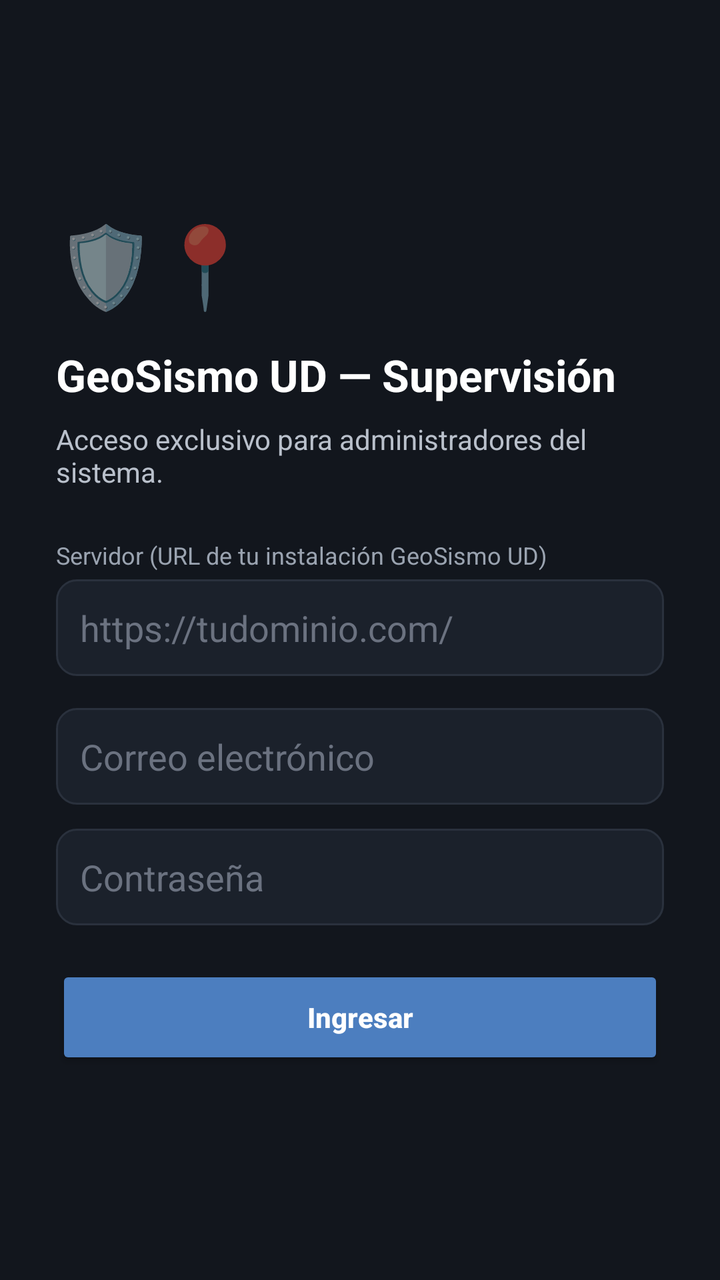
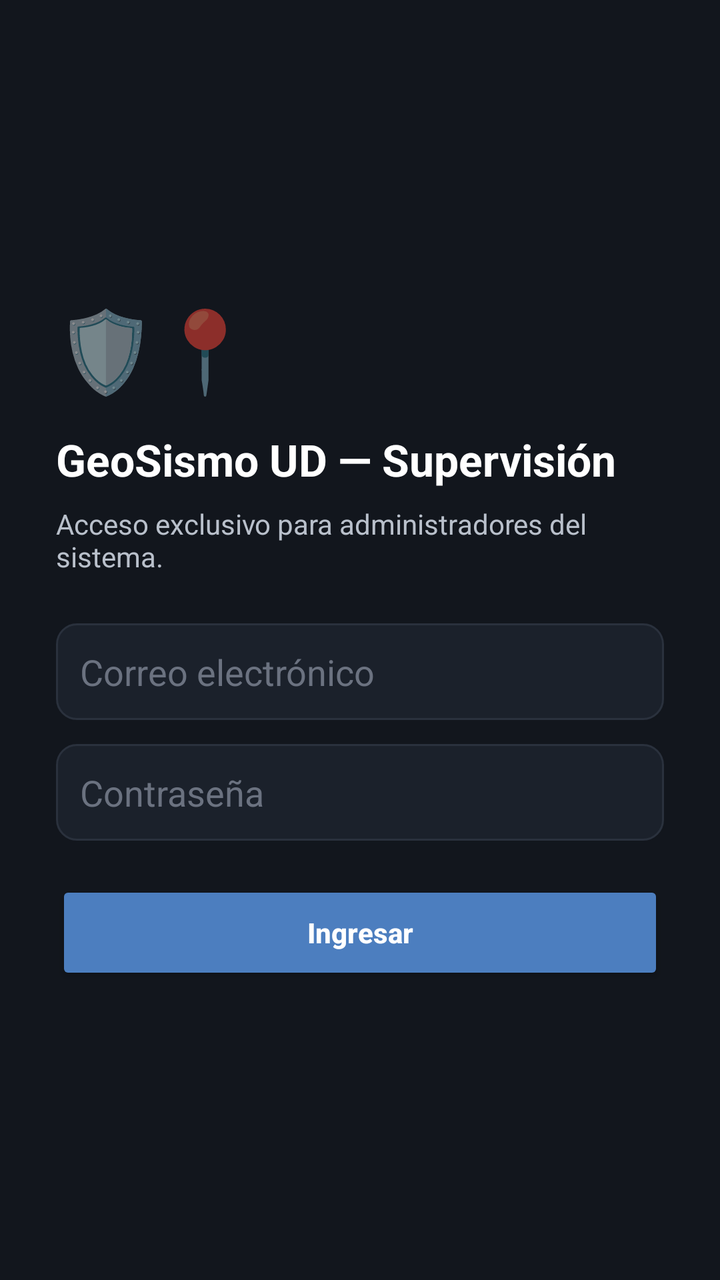

Screens rendered from an Android XML layout before and after an edit, with the pre-edit source and the edit as a unified diff.
<!-- AndroidManifest.xml: activity theme Theme.GeoSismoSupervisor -->
<!-- res/layout/activity_login.xml -->
<?xml version="1.0" encoding="utf-8"?>
<ScrollView xmlns:android="http://schemas.android.com/apk/res/android"
    android:layout_width="match_parent"
    android:layout_height="match_parent"
    android:background="@color/night"
    android:fillViewport="true">

    <LinearLayout
        android:layout_width="match_parent"
        android:layout_height="wrap_content"
        android:orientation="vertical"
        android:padding="28dp"
        android:gravity="center_vertical">

        <TextView
            android:layout_width="wrap_content"
            android:layout_height="wrap_content"
            android:text="🛡️📍"
            android:textSize="40sp"
            android:layout_marginBottom="14dp" />

        <TextView
            android:layout_width="match_parent"
            android:layout_height="wrap_content"
            android:text="@string/login_titulo"
            android:textColor="@color/white"
            android:textSize="22sp"
            android:textStyle="bold"
            android:layout_marginBottom="8dp" />

        <TextView
            android:layout_width="match_parent"
            android:layout_height="wrap_content"
            android:text="@string/login_subtitulo"
            android:textColor="#B9C0CB"
            android:textSize="14sp"
            android:layout_marginBottom="24dp" />

        <TextView
            android:id="@+id/txtError"
            android:layout_width="match_parent"
            android:layout_height="wrap_content"
            android:textColor="@color/rojo"
            android:background="#2A1512"
            android:padding="10dp"
            android:visibility="gone"
            android:layout_marginBottom="14dp" />

        <TextView
            android:layout_width="wrap_content"
            android:layout_height="wrap_content"
            android:text="@string/login_servidor"
            android:textColor="#9AA3B0"
            android:textSize="12sp"
            android:layout_marginBottom="4dp" />

        <EditText
            android:id="@+id/inputServidor"
            android:layout_width="match_parent"
            android:layout_height="wrap_content"
            android:hint="https://tudominio.com/"
            android:textColorHint="#6B7280"
            android:textColor="@color/white"
            android:background="@drawable/bg_campo_oscuro"
            android:inputType="textUri"
            android:padding="12dp"
            android:layout_marginBottom="16dp" />

        <EditText
            android:id="@+id/inputEmail"
            android:layout_width="match_parent"
            android:layout_height="wrap_content"
            android:hint="@string/login_email"
            android:textColorHint="#6B7280"
            android:textColor="@color/white"
            android:background="@drawable/bg_campo_oscuro"
            android:inputType="textEmailAddress"
            android:padding="12dp"
            android:layout_marginBottom="12dp" />

        <EditText
            android:id="@+id/inputPassword"
            android:layout_width="match_parent"
            android:layout_height="wrap_content"
            android:hint="@string/login_password"
            android:textColorHint="#6B7280"
            android:textColor="@color/white"
            android:background="@drawable/bg_campo_oscuro"
            android:inputType="textPassword"
            android:padding="12dp"
            android:layout_marginBottom="20dp" />

        <Button
            android:id="@+id/btnLogin"
            android:layout_width="match_parent"
            android:layout_height="52dp"
            android:text="@string/login_boton"
            android:textAllCaps="false"
            android:textStyle="bold"
            android:backgroundTint="@color/acento"
            android:textColor="@color/white" />

        <ProgressBar
            android:id="@+id/progressLogin"
            android:layout_width="wrap_content"
            android:layout_height="wrap_content"
            android:layout_gravity="center"
            android:layout_marginTop="16dp"
            android:visibility="gone"
            android:indeterminateTint="@color/acento" />

    </LinearLayout>
</ScrollView>
<!-- resources referenced by this layout -->
<resources>
  <color name="acento">#4C7EBF</color>
  <color name="night">#12161D</color>
  <color name="rojo">#C94A3C</color>
  <color name="white">#FFFFFF</color>
  <!-- drawable bg_campo_oscuro (drawable) -->
  <?xml version="1.0" encoding="utf-8"?>
  <shape xmlns:android="http://schemas.android.com/apk/res/android" android:shape="rectangle">
      <solid android:color="@color/night_raised" />
      <corners android:radius="10dp" />
      <stroke android:width="1dp" android:color="#2A313D" />
  </shape>
  <string name="login_boton">Ingresar</string>
  <string name="login_email">Correo electrónico</string>
  <string name="login_password">Contraseña</string>
  <string name="login_servidor">Servidor (URL de tu instalación GeoSismo UD)</string>
  <string name="login_subtitulo">Acceso exclusivo para administradores del sistema.</string>
  <string name="login_titulo">GeoSismo UD — Supervisión</string>
  <style name="Theme.GeoSismoSupervisor" parent="Theme.MaterialComponents.DayNight.NoActionBar">
          <item name="colorPrimary">@color/night</item>
          <item name="colorPrimaryDark">@color/night</item>
          <item name="colorAccent">@color/acento</item>
          <item name="colorSecondary">@color/acento</item>
          <item name="android:windowBackground">@color/paper</item>
          <item name="android:statusBarColor">@color/night</item>
      </style>
  <color name="night_raised">#1B212B</color>
  <color name="paper">#F4F2EC</color>
</resources>

<!-- the commit's change to res/layout/activity_login.xml (unified diff, before → after) -->
@@ -46,26 +46,6 @@
             android:visibility="gone"
             android:layout_marginBottom="14dp" />
 
-        <TextView
-            android:layout_width="wrap_content"
-            android:layout_height="wrap_content"
-            android:text="@string/login_servidor"
-            android:textColor="#9AA3B0"
-            android:textSize="12sp"
-            android:layout_marginBottom="4dp" />
-
-        <EditText
-            android:id="@+id/inputServidor"
-            android:layout_width="match_parent"
-            android:layout_height="wrap_content"
-            android:hint="https://tudominio.com/"
-            android:textColorHint="#6B7280"
-            android:textColor="@color/white"
-            android:background="@drawable/bg_campo_oscuro"
-            android:inputType="textUri"
-            android:padding="12dp"
-            android:layout_marginBottom="16dp" />
-
         <EditText
             android:id="@+id/inputEmail"
             android:layout_width="match_parent"
<!-- resource entries referenced after the edit -->
@@ -14,7 +14,6 @@
   <string name="login_boton">Ingresar</string>
   <string name="login_email">Correo electrónico</string>
   <string name="login_password">Contraseña</string>
-  <string name="login_servidor">Servidor (URL de tu instalación GeoSismo UD)</string>
   <string name="login_subtitulo">Acceso exclusivo para administradores del sistema.</string>
   <string name="login_titulo">GeoSismo UD — Supervisión</string>
   <style name="Theme.GeoSismoSupervisor" parent="Theme.MaterialComponents.DayNight.NoActionBar">
